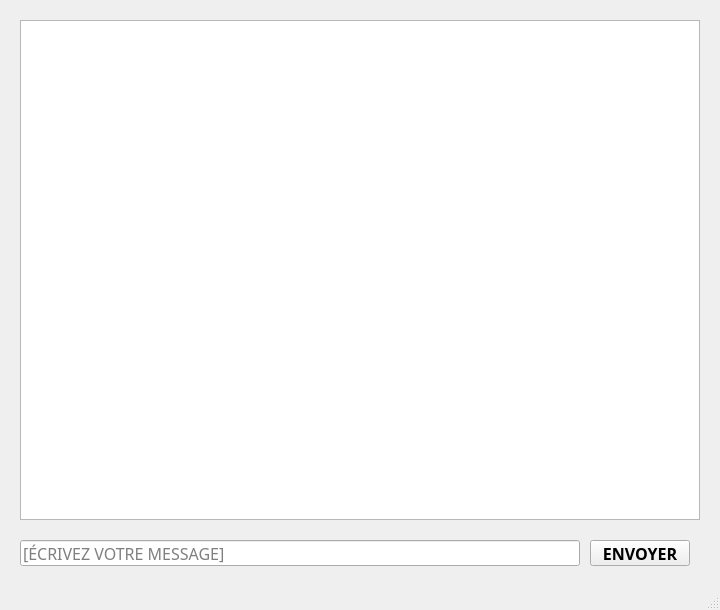
The window that GUI/main.ui (Swidenn/chat_irc) describes before a commit, drawn with Qt 5.
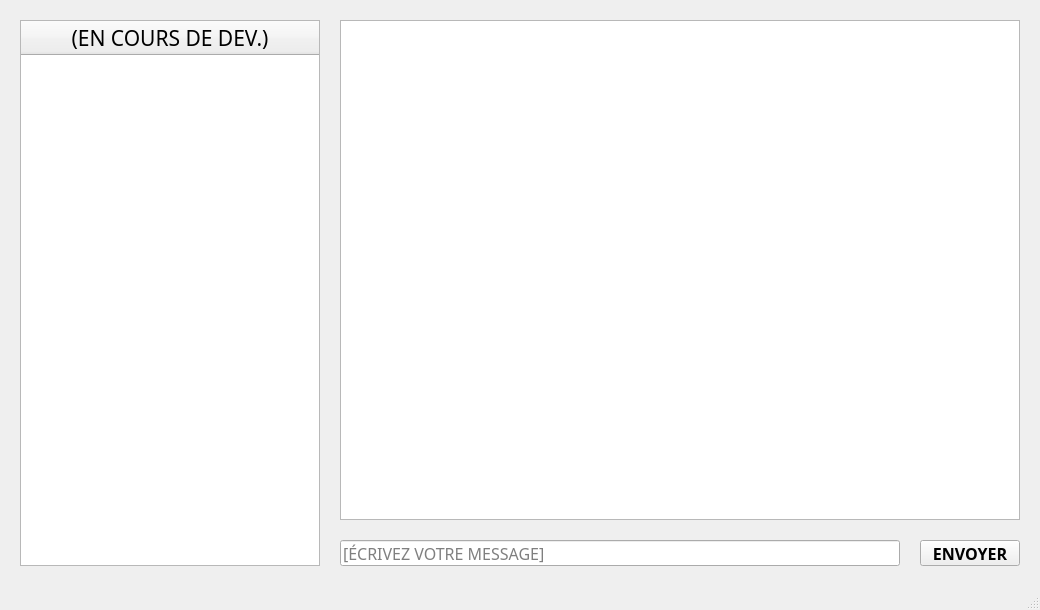
The same window after the commit.

What changed in the file:
```diff
--- a/GUI/main.ui
+++ b/GUI/main.ui
@@ -6,7 +6,7 @@
    <rect>
     <x>0</x>
     <y>0</y>
-    <width>720</width>
+    <width>1040</width>
     <height>610</height>
    </rect>
   </property>
@@ -23,7 +23,7 @@
    <widget class="QPlainTextEdit" name="plainTextEdit">
     <property name="geometry">
      <rect>
-      <x>20</x>
+      <x>340</x>
       <y>20</y>
       <width>680</width>
       <height>500</height>
@@ -45,7 +45,7 @@
    <widget class="QLineEdit" name="lineEdit">
     <property name="geometry">
      <rect>
-      <x>20</x>
+      <x>340</x>
       <y>540</y>
       <width>560</width>
       <height>26</height>
@@ -58,7 +58,7 @@
    <widget class="QPushButton" name="pushButton">
     <property name="geometry">
      <rect>
-      <x>590</x>
+      <x>920</x>
       <y>540</y>
       <width>100</width>
       <height>26</height>
@@ -74,6 +74,58 @@
      <string>ENVOYER</string>
     </property>
    </widget>
+   <widget class="QTreeWidget" name="treeWidget">
+    <property name="geometry">
+     <rect>
+      <x>20</x>
+      <y>20</y>
+      <width>300</width>
+      <height>546</height>
+     </rect>
+    </property>
+    <property name="font">
+     <font>
+      <family>Bahnschrift</family>
+      <pointsize>12</pointsize>
+     </font>
+    </property>
+    <property name="layoutDirection">
+     <enum>Qt::LeftToRight</enum>
+    </property>
+    <property name="autoFillBackground">
+     <bool>false</bool>
+    </property>
+    <property name="uniformRowHeights">
+     <bool>true</bool>
+    </property>
+    <property name="columnCount">
+     <number>1</number>
+    </property>
+    <attribute name="headerHighlightSections">
+     <bool>true</bool>
+    </attribute>
+    <column>
+     <property name="text">
+      <string>(EN COURS DE DEV.)</string>
+     </property>
+     <property name="font">
+      <font>
+       <family>Bahnschrift</family>
+       <pointsize>16</pointsize>
+      </font>
+     </property>
+     <property name="textAlignment">
+      <set>AlignCenter</set>
+     </property>
+     <property name="background">
+      <color>
+       <red>186</red>
+       <green>186</green>
+       <blue>186</blue>
+      </color>
+     </property>
+    </column>
+   </widget>
   </widget>
   <widget class="QMenuBar" name="menubar">
    <property name="geometry">
```
Left out of the diff: 2 changed lines with no effect on the pictures.
